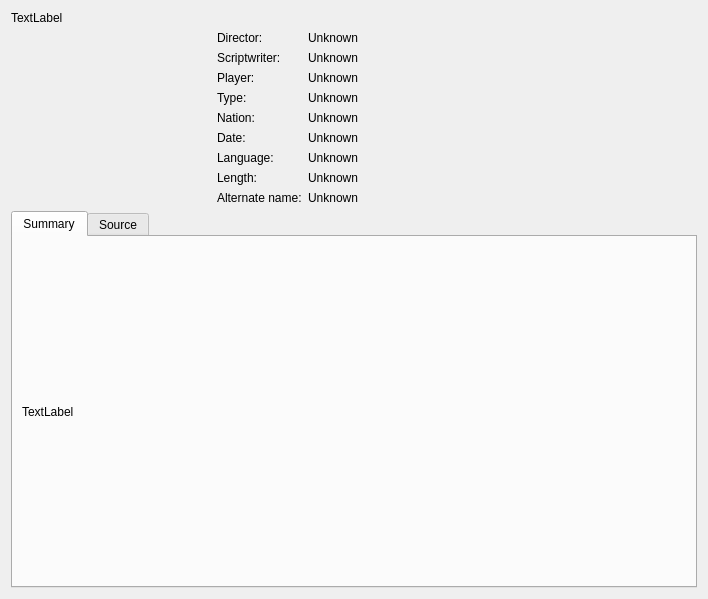
The window that src/detailview.ui (coslyk/moonplayer) describes before a commit, drawn with Qt 5.
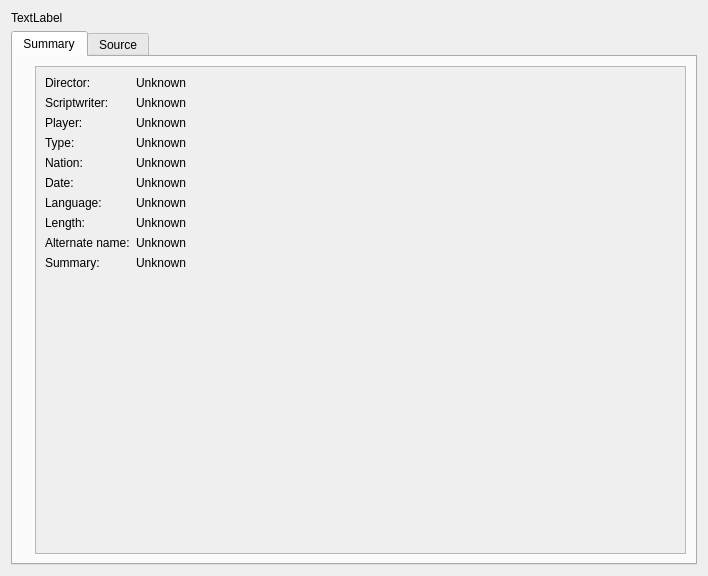
The same window after the commit.

Diff of the .ui file:
```diff
--- a/src/detailview.ui
+++ b/src/detailview.ui
@@ -7,15 +7,53 @@
     <x>0</x>
     <y>0</y>
     <width>708</width>
-    <height>599</height>
+    <height>576</height>
    </rect>
   </property>
   <property name="windowTitle">
    <string>Form</string>
   </property>
   <layout class="QGridLayout" name="gridLayout">
-   <item row="1" column="1">
+   <item row="1" column="0">
+    <widget class="QTabWidget" name="tabWidget">
+     <property name="currentIndex">
+      <number>0</number>
+     </property>
+     <widget class="QWidget" name="tab_5">
+      <attribute name="title">
+       <string>Summary</string>
+      </attribute>
+      <layout class="QHBoxLayout" name="horizontalLayout">
+       <item>
+        <widget class="QLabel" name="picLabel">
+         <property name="maximumSize">
+          <size>
+           <width>200</width>
+           <height>16777215</height>
+          </size>
+         </property>
+        </widget>
+       </item>
+       <item>
+        <widget class="QScrollArea" name="scrollArea">
+         <property name="widgetResizable">
+          <bool>true</bool>
+         </property>
+         <widget class="QWidget" name="scrollAreaWidgetContents">
+          <property name="geometry">
+           <rect>
+            <x>0</x>
+            <y>0</y>
+            <width>651</width>
+            <height>482</height>
+           </rect>
+          </property>
+          <layout class="QVBoxLayout" name="verticalLayout">
+           <item>
     <layout class="QFormLayout" name="formLayout">
+             <property name="fieldGrowthPolicy">
+              <enum>QFormLayout::AllNonFixedFieldsGrow</enum>
+             </property>
      <item row="0" column="0">
       <widget class="QLabel" name="label">
        <property name="text">
@@ -72,10 +110,10 @@
        </property>
       </widget>
      </item>
-     <item row="4" column="1">
-      <widget class="QLabel" name="nationLabel">
+             <item row="4" column="0">
+              <widget class="QLabel" name="label_5">
        <property name="text">
-        <string>Unknown</string>
+                <string>Nation:</string>
        </property>
       </widget>
      </item>
@@ -133,58 +171,39 @@
        <property name="text">
         <string>Unknown</string>
        </property>
-      </widget>
-     </item>
-     <item row="4" column="0">
-      <widget class="QLabel" name="label_5">
-       <property name="text">
-        <string>Nation:</string>
+               <property name="wordWrap">
+                <bool>true</bool>
        </property>
       </widget>
      </item>
-    </layout>
-   </item>
-   <item row="1" column="0">
-    <widget class="QLabel" name="picLabel">
-     <property name="maximumSize">
-      <size>
-       <width>200</width>
-       <height>16777215</height>
-      </size>
-     </property>
-    </widget>
-   </item>
-   <item row="0" column="0" colspan="2">
-    <widget class="QLabel" name="nameLabel">
-     <property name="maximumSize">
-      <size>
-       <width>16777215</width>
-       <height>50</height>
-      </size>
-     </property>
+             <item row="9" column="0">
+              <widget class="QLabel" name="label_10">
      <property name="text">
-      <string>TextLabel</string>
+                <string>Summary:</string>
      </property>
     </widget>
    </item>
-   <item row="2" column="0" colspan="2">
-    <widget class="QTabWidget" name="tabWidget">
-     <property name="currentIndex">
-      <number>0</number>
-     </property>
-     <widget class="QWidget" name="tab_5">
-      <attribute name="title">
-       <string>Summary</string>
-      </attribute>
-      <layout class="QHBoxLayout" name="horizontalLayout">
-       <item>
+             <item row="9" column="1">
         <widget class="QLabel" name="summaryLabel">
          <property name="text">
-          <string>TextLabel</string>
+                <string>Unknown</string>
          </property>
          <property name="wordWrap">
           <bool>true</bool>
          </property>
+              </widget>
+             </item>
+             <item row="4" column="1">
+              <widget class="QLabel" name="nationLabel">
+               <property name="text">
+                <string>Unknown</string>
+               </property>
+              </widget>
+             </item>
+            </layout>
+           </item>
+          </layout>
+         </widget>
         </widget>
        </item>
       </layout>
@@ -228,6 +247,19 @@
      </widget>
     </widget>
    </item>
+   <item row="0" column="0">
+    <widget class="QLabel" name="nameLabel">
+     <property name="maximumSize">
+      <size>
+       <width>16777215</width>
+       <height>50</height>
+      </size>
+     </property>
+     <property name="text">
+      <string>TextLabel</string>
+     </property>
+    </widget>
+   </item>
   </layout>
  </widget>
  <resources/>
```
Lines whose indentation alone changed are shown as unchanged.
